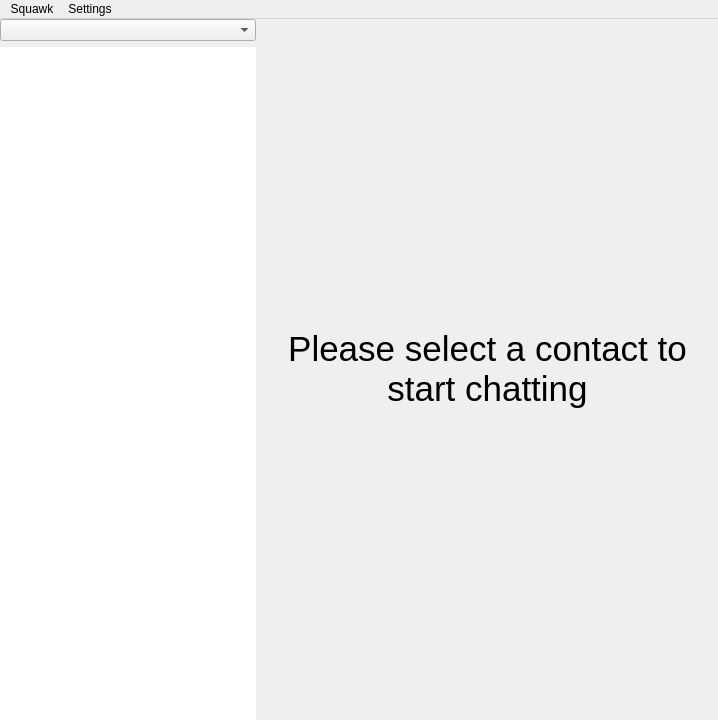
First picture: the form in ui/squawk.ui, repository shunf4/squawk, before the edit.
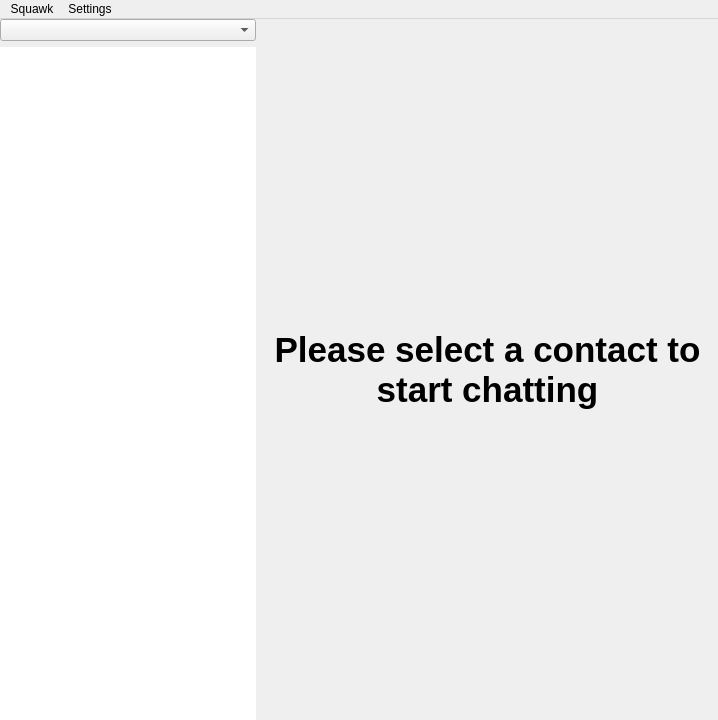
Second picture: the form after the edit. Icons and pictures are not drawn.

The edit to the form file:
```diff
--- a/ui/squawk.ui
+++ b/ui/squawk.ui
@@ -129,8 +129,18 @@
        <layout class="QGridLayout" name="gridLayout">
         <item row="0" column="0">
          <widget class="QLabel" name="label">
+          <property name="font">
+           <font>
+            <pointsize>26</pointsize>
+            <weight>75</weight>
+            <bold>true</bold>
+           </font>
+          </property>
           <property name="text">
-           <string>&lt;html&gt;&lt;head/&gt;&lt;body&gt;&lt;p&gt;&lt;span style=&quot; font-size:26pt;&quot;&gt;Please select a contact to start chatting&lt;/span&gt;&lt;/p&gt;&lt;/body&gt;&lt;/html&gt;</string>
+           <string>Please select a contact to start chatting</string>
+          </property>
+          <property name="textFormat">
+           <enum>Qt::PlainText</enum>
           </property>
           <property name="alignment">
            <set>Qt::AlignCenter</set>
```
